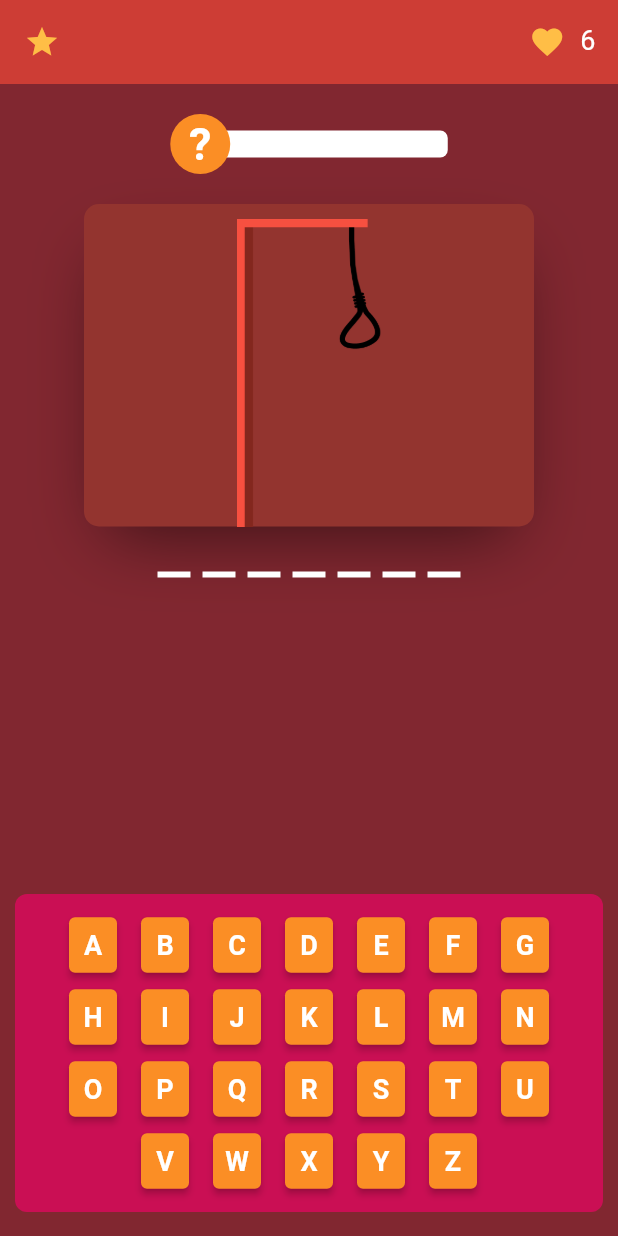
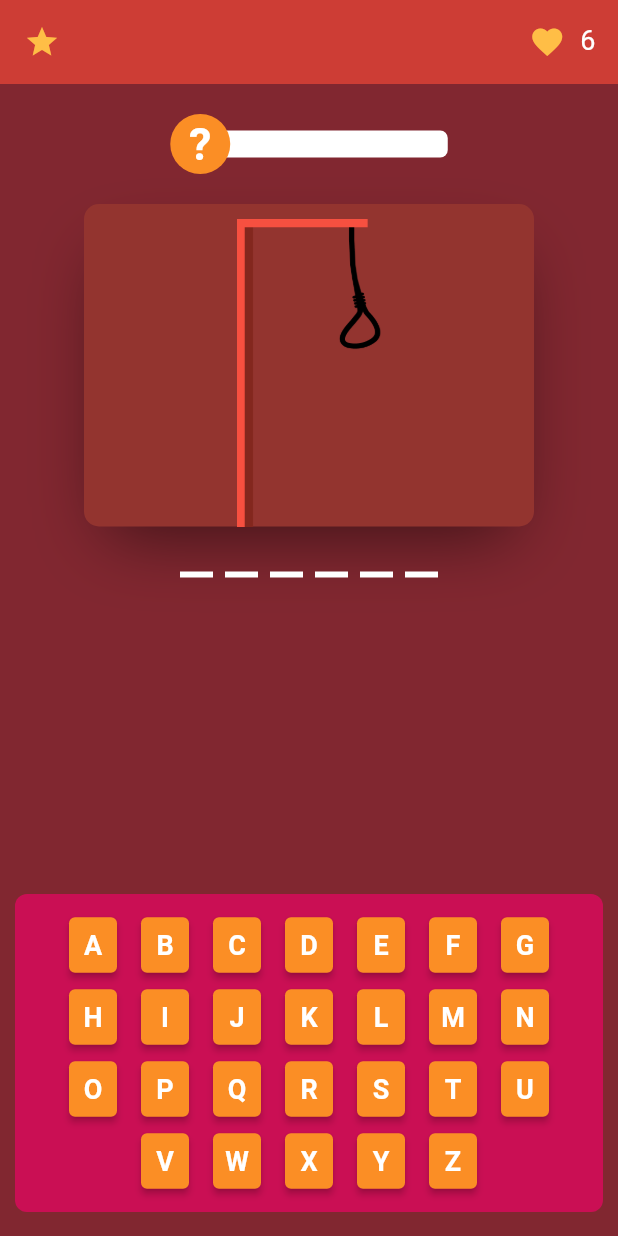
Before and after one commit to Matheus-IT/prog4_avaliacao2, a Flutter app: the GamePage screen opened by its route, on a phone screen of 412 x 824 dp. Run offline on Flutter 3.47's test engine with Material 2 defaults, Android fonts, the phone set to English and light mode, and no system bars; our stand-ins replace rive.

```diff
--- /dev/null
+++ b/lib/core/db.dart
@@ -0,0 +1,8 @@
+const vocabulary = [
+  {'word': 'flutter', 'hint': 'framework mobile'},
+  {'word': 'casa', 'hint': 'pessoas vivem'},
+  {'word': 'bola', 'hint': 'forma geométrica'},
+  {'word': 'gato', 'hint': 'animal de estimação'},
+  {'word': 'skyrim', 'hint': 'jogo de mundo aberto'},
+  {'word': 'python', 'hint': 'linguagem de programação'},
+];
--- a/lib/pages/game_page/game_page.dart
+++ b/lib/pages/game_page/game_page.dart
@@ -1,5 +1,8 @@
+import 'dart:math';
+
 import 'package:flutter/material.dart';
 
+import '../../core/db.dart';
 import '../../controllers/game_controller.dart';
 import '../../core/app_routes.dart';
 import '../../models/hint_model.dart';
@@ -21,8 +24,8 @@ class GamePage extends StatefulWidget {
 }
 
 class _GamePageState extends State<GamePage> {
-  final word = WordModel('flutter');
-  final hint = HintModel('framework mobile');
+  late WordModel word;
+  late HintModel hint;
   final player = PlayerModel();
   late GameController gameController;
   final playerHangingAssets = {
@@ -36,6 +39,9 @@ class _GamePageState extends State<GamePage> {
   };
 
   _GamePageState() {
+    final sortedWord = vocabulary[Random().nextInt(vocabulary.length)];
+    word = WordModel(sortedWord['word'] as String);
+    hint = HintModel(sortedWord['hint'] as String);
     gameController = GameController(
       word,
       hint,
```
